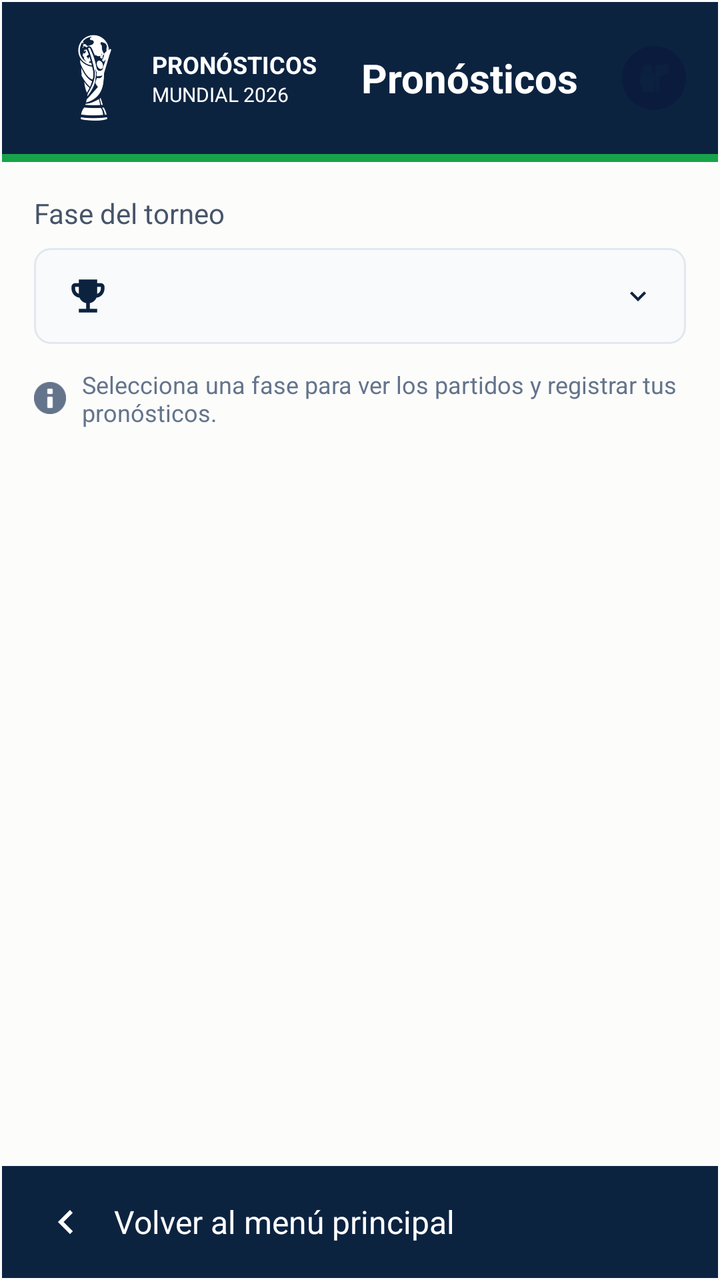
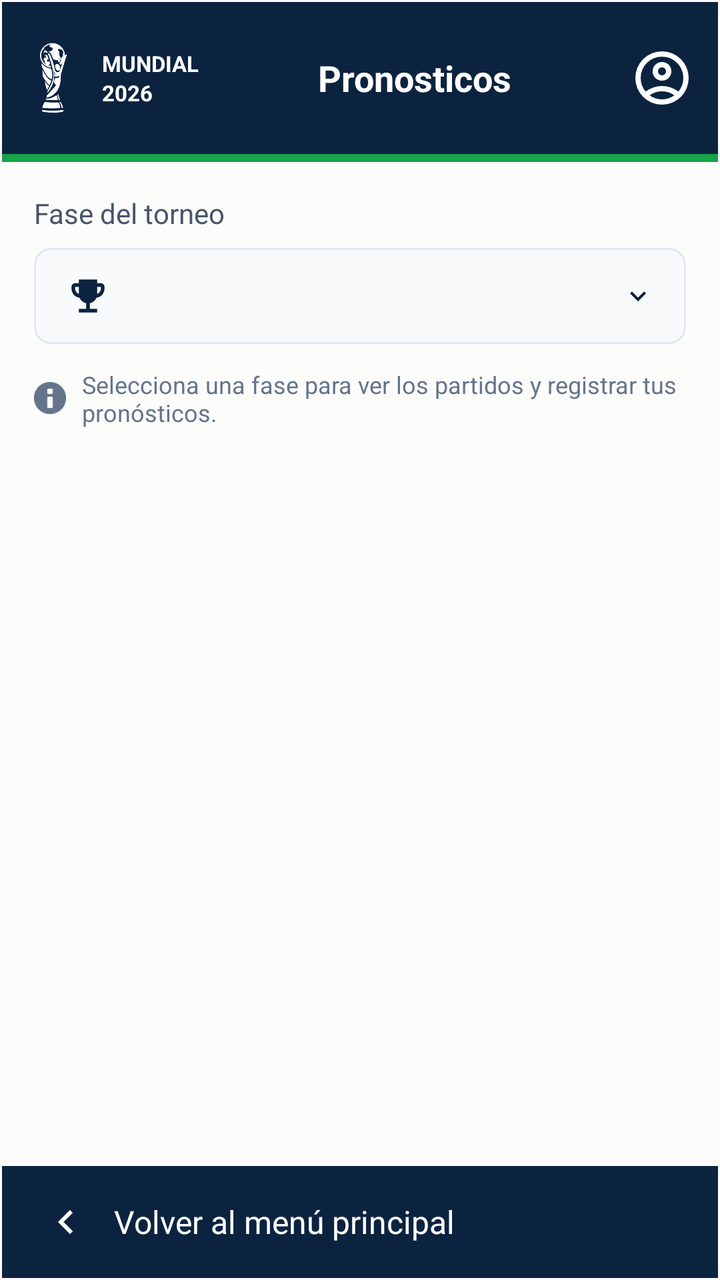

Before-and-after screenshots of an Android layout around one commit, followed by the original layout XML and the change that was made.
<!-- AndroidManifest.xml: application theme Theme.POO4_2P_GUERRERO_MARQUEZ_PALAGUACHI -->
<!-- res/layout/activity_pronosticos.xml -->
<?xml version="1.0" encoding="utf-8"?>
<androidx.constraintlayout.widget.ConstraintLayout xmlns:android="http://schemas.android.com/apk/res/android"
    xmlns:app="http://schemas.android.com/apk/res-auto"
    xmlns:tools="http://schemas.android.com/tools"
    android:id="@+id/main"
    android:layout_width="match_parent"
    android:layout_height="match_parent"
    android:background="#FCFCFB"
    tools:context=".PronosticosActivity">

    <LinearLayout
        android:layout_width="0dp"
        android:layout_height="0dp"
        android:layout_marginStart="1dp"
        android:layout_marginTop="1dp"
        android:layout_marginEnd="1dp"
        android:layout_marginBottom="1dp"
        android:orientation="vertical"
        app:layout_constraintBottom_toBottomOf="parent"
        app:layout_constraintEnd_toEndOf="parent"
        app:layout_constraintStart_toStartOf="parent"
        app:layout_constraintTop_toTopOf="parent">

        <LinearLayout
            android:layout_width="match_parent"
            android:layout_height="76dp"
            android:background="#0C2340"
            android:gravity="center_vertical"
            android:orientation="horizontal"
            android:paddingHorizontal="16dp">

            <ImageView
                android:layout_width="59dp"
                android:layout_height="50dp"
                android:src="@drawable/copa_mundial_blanca" />

            <LinearLayout
                android:layout_width="wrap_content"
                android:layout_height="wrap_content"
                android:orientation="vertical">

                <TextView
                    android:layout_width="wrap_content"
                    android:layout_height="wrap_content"
                    android:text="PRONÓSTICOS"
                    android:textColor="#FFFFFF"
                    android:textSize="12sp"
                    android:textStyle="bold" />

                <TextView
                    android:layout_width="wrap_content"
                    android:layout_height="wrap_content"
                    android:text="MUNDIAL 2026"
                    android:textColor="#FFFFFF"
                    android:textSize="10sp" />
            </LinearLayout>

            <TextView
                android:layout_width="0dp"
                android:layout_height="wrap_content"
                android:layout_weight="1"
                android:gravity="center"
                android:text="Pronósticos"
                android:textColor="#FFFFFF"
                android:textSize="20sp"
                android:textStyle="bold" />

            <ImageView
                android:layout_width="32dp"
                android:layout_height="32dp"
                android:background="@drawable/shape_circle_avatar"
                android:padding="6dp"
                android:src="@android:drawable/ic_menu_myplaces"
                app:tint="#0C2340" />
        </LinearLayout>

        <View
            android:layout_width="match_parent"
            android:layout_height="4dp"
            android:background="#16A34A" />

        <LinearLayout
            android:layout_width="match_parent"
            android:layout_height="wrap_content"
            android:orientation="vertical"
            android:padding="16dp">

            <TextView
                android:layout_width="wrap_content"
                android:layout_height="wrap_content"
                android:layout_marginBottom="8dp"
                android:text="Fase del torneo"
                android:textColor="#475569"
                android:textSize="14sp" />


            <LinearLayout
                android:layout_width="match_parent"
                android:layout_height="48dp"
                android:background="@drawable/spinner_background"
                android:gravity="center_vertical"
                android:orientation="horizontal"
                android:paddingHorizontal="16dp">

                <ImageView
                    android:layout_width="22dp"
                    android:layout_height="22dp"
                    android:src="@drawable/ic_copa"
                    app:tint="#0C2340" />

                <Spinner
                    android:id="@+id/spFaseTorneo"
                    android:layout_width="0dp"
                    android:layout_height="match_parent"
                    android:layout_weight="1"
                    android:layout_marginStart="12dp"
                    android:background="@android:color/transparent" />

                <ImageView
                    android:layout_width="16dp"
                    android:layout_height="16dp"
                    android:layout_marginStart="8dp"
                    android:src="@drawable/ic_flecha_derecha"
                    android:rotation="90"
                    app:tint="#0C2340" />
            </LinearLayout>

            <LinearLayout
                android:layout_width="match_parent"
                android:layout_height="wrap_content"
                android:layout_marginTop="12dp"
                android:gravity="center_vertical"
                android:orientation="horizontal">

                <ImageView
                    android:layout_width="16dp"
                    android:layout_height="16dp"
                    android:src="@android:drawable/ic_dialog_info"
                    app:tint="#64748B" />

                <TextView
                    android:layout_width="wrap_content"
                    android:layout_height="wrap_content"
                    android:layout_marginStart="8dp"
                    android:text="Selecciona una fase para ver los partidos y registrar tus pronósticos."
                    android:textColor="#64748B"
                    android:textSize="12sp" />
            </LinearLayout>
        </LinearLayout>

        <ScrollView
            android:layout_width="match_parent"
            android:layout_height="0dp"
            android:layout_weight="1"
            android:fillViewport="true">

            <LinearLayout
                android:id="@+id/contenedorPartidos"
                android:layout_width="match_parent"
                android:layout_height="wrap_content"
                android:orientation="vertical"
                android:paddingHorizontal="16dp"
                android:paddingBottom="60dp">
            </LinearLayout>

        </ScrollView>

        <LinearLayout
            android:layout_width="match_parent"
            android:layout_height="56dp"
            android:background="#0C2340"
            android:clickable="true"
            android:focusable="true"
            android:gravity="center_vertical"
            android:onClick="volverAlMenu"
            android:orientation="horizontal"
            android:paddingHorizontal="20dp">

            <ImageView
                android:layout_width="24dp"
                android:layout_height="24dp"
                android:src="@drawable/ic_flecha_derecha"
                android:rotation="180"
                app:tint="#FFFFFF" />

            <TextView
                android:layout_width="wrap_content"
                android:layout_height="wrap_content"
                android:layout_marginStart="12dp"
                android:text="Volver al menú principal"
                android:textColor="#FFFFFF"
                android:textSize="16sp" />
        </LinearLayout>

    </LinearLayout>
</androidx.constraintlayout.widget.ConstraintLayout>
<!-- resources referenced by this layout -->
<resources>
  <!-- drawable copa_mundial_blanca: png bitmap (drawable, 53141 bytes) -->
  <!-- drawable ic_copa (drawable) -->
  <vector xmlns:android="http://schemas.android.com/apk/res/android"
      android:width="24dp"
      android:height="24dp"
      android:viewportWidth="24"
      android:viewportHeight="24">
      <path
          android:fillColor="#0C2340"
          android:pathData="M19,5h-2V3H7v2H5C3.9,5 3,5.9 3,7v1c0,2.55 1.92,4.63 4.39,4.94c0.63,1.5 1.98,2.63 3.61,2.96V19H7v2h10v-2h-4v-3.1c1.63,-0.33 2.98,-1.46 3.61,-2.96C19.08,12.63 21,10.55 21,8V7C21,5.9 20.1,5 19,5zM5,8V7h2v3.82C5.84,10.4 5,9.3 5,8zM19,8c0,1.3 -0.84,2.4 -2,2.82V7h2V8z"/>
  </vector>
  <!-- drawable ic_flecha_derecha (drawable) -->
  <vector xmlns:android="http://schemas.android.com/apk/res/android"
      android:width="24dp"
      android:height="24dp"
      android:viewportWidth="24"
      android:viewportHeight="24">
      <path
          android:fillColor="#0C2340"
          android:pathData="M8.59,16.58L13.17,12L8.59,7.41L10,6L16,12L10,18L8.59,16.58Z"/>
  </vector>
  <!-- drawable shape_circle_avatar (drawable) -->
  <?xml version="1.0" encoding="utf-8"?>
  <shape xmlns:android="http://schemas.android.com/apk/res/android"
      android:shape="oval">
      <solid android:color="#0B1B3D" />
  </shape>
  <!-- drawable spinner_background (drawable) -->
  <?xml version="1.0" encoding="utf-8"?>
  <shape xmlns:android="http://schemas.android.com/apk/res/android"
      android:shape="rectangle">
  
      <solid android:color="#F8FAFC" />
  
      <stroke
          android:width="1dp"
          android:color="#E2E8F0" />
  
      <corners android:radius="8dp" />
  
  </shape>
  <style name="Theme.POO4_2P_GUERRERO_MARQUEZ_PALAGUACHI" parent="Base.Theme.POO4_2P_GUERRERO_MARQUEZ_PALAGUACHI" />
  <style name="Base.Theme.POO4_2P_GUERRERO_MARQUEZ_PALAGUACHI" parent="Theme.Material3.DayNight.NoActionBar">
          
          
      </style>
</resources>

<!-- the commit's change to res/layout/activity_pronosticos.xml (unified diff, before → after) -->
@@ -26,33 +26,35 @@
             android:layout_height="76dp"
             android:background="#0C2340"
             android:gravity="center_vertical"
-            android:orientation="horizontal"
-            android:paddingHorizontal="16dp">
+            android:orientation="horizontal">
 
             <ImageView
-                android:layout_width="59dp"
-                android:layout_height="50dp"
+                android:layout_width="48dp"
+                android:layout_height="42dp"
+                android:layout_marginStart="1dp"
                 android:src="@drawable/copa_mundial_blanca" />
 
             <LinearLayout
                 android:layout_width="wrap_content"
                 android:layout_height="wrap_content"
+                android:layout_marginStart="1dp"
                 android:orientation="vertical">
 
                 <TextView
                     android:layout_width="wrap_content"
                     android:layout_height="wrap_content"
-                    android:text="PRONÓSTICOS"
+                    android:text="MUNDIAL"
                     android:textColor="#FFFFFF"
-                    android:textSize="12sp"
+                    android:textSize="11sp"
                     android:textStyle="bold" />
 
                 <TextView
                     android:layout_width="wrap_content"
                     android:layout_height="wrap_content"
-                    android:text="MUNDIAL 2026"
+                    android:text="2026"
                     android:textColor="#FFFFFF"
-                    android:textSize="10sp" />
+                    android:textSize="11sp"
+                    android:textStyle="bold" />
             </LinearLayout>
 
             <TextView
@@ -60,18 +62,18 @@
                 android:layout_height="wrap_content"
                 android:layout_weight="1"
                 android:gravity="center"
-                android:text="Pronósticos"
+                android:text="Pronosticos"
                 android:textColor="#FFFFFF"
-                android:textSize="20sp"
+                android:textSize="18sp"
                 android:textStyle="bold" />
 
             <ImageView
                 android:layout_width="32dp"
-                android:layout_height="32dp"
-                android:background="@drawable/shape_circle_avatar"
-                android:padding="6dp"
-                android:src="@android:drawable/ic_menu_myplaces"
-                app:tint="#0C2340" />
+                android:layout_height="48dp"
+                android:layout_marginEnd="12dp"
+                android:src="@drawable/ic_persona"
+                app:tint="#FFFFFF" />
+
         </LinearLayout>
 
         <View
<!-- resource entries referenced after the edit -->
@@ -21,12 +21,12 @@
           android:fillColor="#0C2340"
           android:pathData="M8.59,16.58L13.17,12L8.59,7.41L10,6L16,12L10,18L8.59,16.58Z"/>
   </vector>
-  <!-- drawable shape_circle_avatar (drawable) -->
-  <?xml version="1.0" encoding="utf-8"?>
-  <shape xmlns:android="http://schemas.android.com/apk/res/android"
-      android:shape="oval">
-      <solid android:color="#0B1B3D" />
-  </shape>
+  <!-- drawable ic_persona (drawable) -->
+  <vector xmlns:android="http://schemas.android.com/apk/res/android" android:height="24dp" android:tint="#000000" android:viewportHeight="960" android:viewportWidth="960" android:width="24dp">
+        
+      <path android:fillColor="@android:color/white" android:pathData="M234,684Q285,645 348,622.5Q411,600 480,600Q549,600 612,622.5Q675,645 726,684Q761,643 780.5,591Q800,539 800,480Q800,347 706.5,253.5Q613,160 480,160Q347,160 253.5,253.5Q160,347 160,480Q160,539 179.5,591Q199,643 234,684ZM380.5,479.5Q340,439 340,380Q340,321 380.5,280.5Q421,240 480,240Q539,240 579.5,280.5Q620,321 620,380Q620,439 579.5,479.5Q539,520 480,520Q421,520 380.5,479.5ZM480,880Q397,880 324,848.5Q251,817 197,763Q143,709 111.5,636Q80,563 80,480Q80,397 111.5,324Q143,251 197,197Q251,143 324,111.5Q397,80 480,80Q563,80 636,111.5Q709,143 763,197Q817,251 848.5,324Q880,397 880,480Q880,563 848.5,636Q817,709 763,763Q709,817 636,848.5Q563,880 480,880ZM580,784.5Q627,769 666,740Q627,711 580,695.5Q533,680 480,680Q427,680 380,695.5Q333,711 294,740Q333,769 380,784.5Q427,800 480,800Q533,800 580,784.5ZM523,423Q540,406 540,380Q540,354 523,337Q506,320 480,320Q454,320 437,337Q420,354 420,380Q420,406 437,423Q454,440 480,440Q506,440 523,423ZM480,380Q480,380 480,380Q480,380 480,380Q480,380 480,380Q480,380 480,380Q480,380 480,380Q480,380 480,380Q480,380 480,380Q480,380 480,380ZM480,740Q480,740 480,740Q480,740 480,740Q480,740 480,740Q480,740 480,740Q480,740 480,740Q480,740 480,740Q480,740 480,740Q480,740 480,740Z"/>
+      
+  </vector>
   <!-- drawable spinner_background (drawable) -->
   <?xml version="1.0" encoding="utf-8"?>
   <shape xmlns:android="http://schemas.android.com/apk/res/android"
